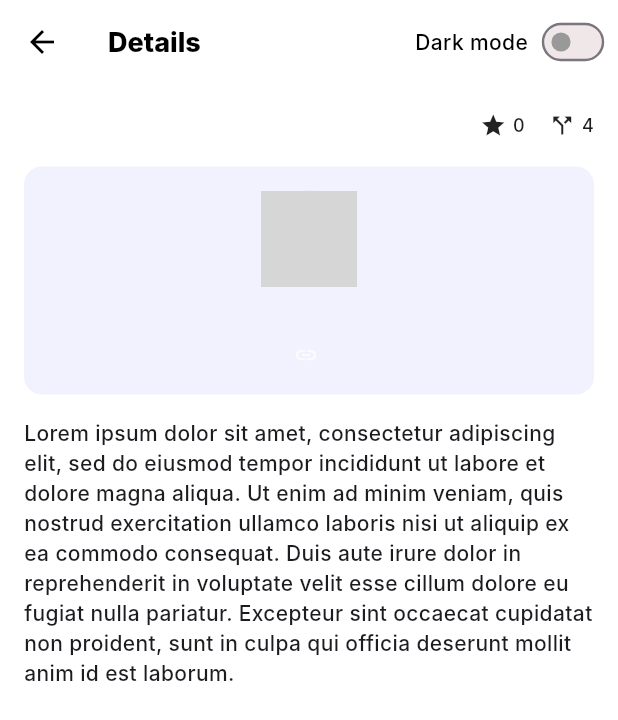
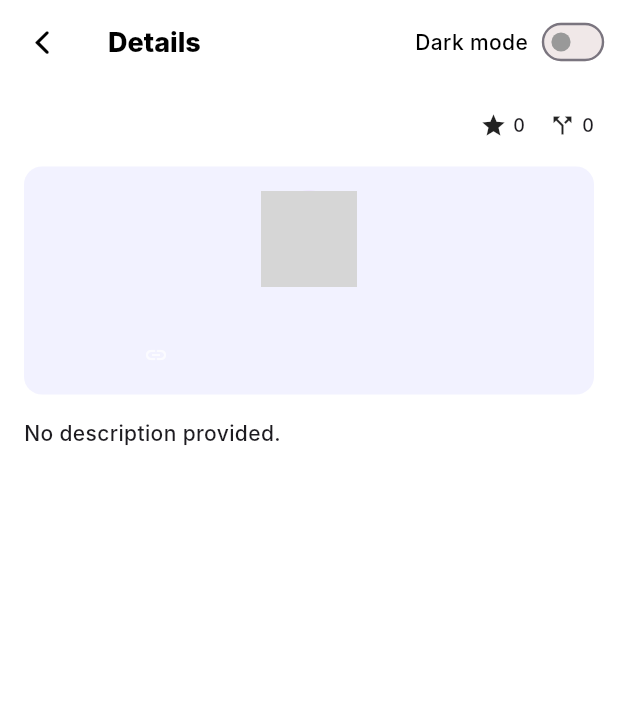
Before and after one commit to Badhon100/Explorer---Flutter-App, a Flutter app: the RepositoryDetailsPage screen opened directly with empty values, on a phone screen of 412 x 824 dp. Shown: the top 720 px of the screen. Run offline on Flutter 3.47's test engine with Material 3 defaults, Android fonts, the phone set to English and light mode, and no system bars; our stand-ins replace connectivity_plus, dio, equatable, flutter_bloc, get_it, pretty_dio_logger and 2 more; accounts and stored records are empty; network calls fail; Roboto replaces fonts that are missing (Inter); grey boxes are pictures that could not be loaded.

Commit message:
fork count issue fixed

```diff
--- a/lib/features/home/data/models/repository_model.dart
+++ b/lib/features/home/data/models/repository_model.dart
@@ -11,6 +11,7 @@ class RepositoryModel extends RepositoryEntity {
     required super.language,
     required super.ownerLogin,
     required super.ownerAvatarUrl,
+    required super.forksCount,
   });
 
   factory RepositoryModel.fromJson(Map<String, dynamic> json) {
@@ -25,6 +26,7 @@ class RepositoryModel extends RepositoryEntity {
       language: json['language'] ?? '',
       ownerLogin: owner['login'] ?? '',
       ownerAvatarUrl: owner['avatar_url'] ?? '',
+      forksCount: json['forks_count'] ?? 0,
     );
   }
 }
--- a/lib/features/home/domain/entities/repository_entity.dart
+++ b/lib/features/home/domain/entities/repository_entity.dart
@@ -8,9 +8,11 @@ class RepositoryEntity {
   final String language;
   final String ownerLogin;
   final String ownerAvatarUrl;
+  final int forksCount;
 
   RepositoryEntity({
     required this.id,
+    required this.forksCount,
     required this.name,
     required this.fullName,
     required this.description,
--- a/lib/features/home/presentation/pages/details_page.dart
+++ b/lib/features/home/presentation/pages/details_page.dart
@@ -2,6 +2,7 @@ import 'package:explorer_flutter_app/core/const/functions.dart';
 import 'package:explorer_flutter_app/core/theme/app_colors.dart';
 import 'package:explorer_flutter_app/core/widgets/custome_widgets.dart';
 import 'package:explorer_flutter_app/features/home/presentation/widgets/theme_switch.dart';
+import 'package:flutter/cupertino.dart';
 import 'package:flutter/material.dart';
 
 class RepositoryDetailsPage extends StatelessWidget {
@@ -11,7 +12,7 @@ class RepositoryDetailsPage extends StatelessWidget {
     required this.username,
     required this.description,
     required this.stars,
-    // required this.forks,
+    required this.forks,
     required this.avatarUrl,
     required this.repoUrl,
   });
@@ -19,13 +20,17 @@ class RepositoryDetailsPage extends StatelessWidget {
   final String username;
   final String description;
   final int stars;
-  // final int forks;
+  final int forks;
   final String avatarUrl;
   final String repoUrl;
   @override
   Widget build(BuildContext context) {
     return Scaffold(
-      appBar: AppBar(title: t18b800('Details'), actions: const [ThemeSwitch()]),
+      appBar: AppBar(
+        title: t18b800('Details'),
+        actions: const [ThemeSwitch()],
+        leading: IconButton(onPressed: (){Navigator.pop(context);}, icon: Icon(CupertinoIcons.back))
+      ),
       body: Padding(
         padding: const EdgeInsets.all(16),
         child: Column(
@@ -44,7 +49,7 @@ class RepositoryDetailsPage extends StatelessWidget {
                     sW16(),
                     Icon(Icons.call_split, size: 18),
                     sW4(),
-                    t12b500('4'),
+                    t12b500(forks.toString()),
                   ],
                 ),
               ],
@@ -87,14 +92,21 @@ class RepositoryDetailsPage extends StatelessWidget {
                       children: [
                         Icon(Icons.link, size: 16, color: Colors.white70),
                         SizedBox(width: 4),
-                        Text(
-                          repoUrl,
-                          style: TextStyle(
-                            color: Theme.of(context).brightness == Brightness.dark
-                                ? AppColors
-                                      .whiteFF // dark mode card
-                                : AppColors.black00,
-                            decoration: TextDecoration.underline,
+                        SizedBox(
+                          width:
+                              200, // or MediaQuery.of(context).size.width * 0.5
+                          child: Text(
+                            repoUrl,
+                            style: TextStyle(
+                              color:
+                                  Theme.of(context).brightness ==
+                                      Brightness.dark
+                                  ? AppColors.whiteFF
+                                  : AppColors.black00,
+                              decoration: TextDecoration.underline,
+                              overflow: TextOverflow.ellipsis,
+                            ),
+                            maxLines: 1,
                           ),
                         ),
                       ],
@@ -105,7 +117,7 @@ class RepositoryDetailsPage extends StatelessWidget {
             ),
             const SizedBox(height: 16),
             t14b500(
-              'Lorem ipsum dolor sit amet, consectetur adipiscing elit, sed do eiusmod tempor incididunt ut labore et dolore magna aliqua. Ut enim ad minim veniam, quis nostrud exercitation ullamco laboris nisi ut aliquip ex ea commodo consequat. Duis aute irure dolor in reprehenderit in voluptate velit esse cillum dolore eu fugiat nulla pariatur. Excepteur sint occaecat cupidatat non proident, sunt in culpa qui officia deserunt mollit anim id est laborum.',
+              description.isNotEmpty ? description : 'No description provided.',
             ),
           ],
         ),
--- a/lib/features/home/presentation/pages/home_page.dart
+++ b/lib/features/home/presentation/pages/home_page.dart
@@ -108,7 +108,7 @@ class _HomePageState extends State<HomePage> {
                                 username: repo.ownerLogin,
                                 description: repo.description,
                                 stars: repo.stargazersCount,
-                                // forks: repo.forks,
+                                forks: repo.forksCount,
                                 avatarUrl: repo.ownerAvatarUrl,
                                 repoUrl: repo.htmlUrl,
                                 ),
--- a/pubspec.yaml
+++ b/pubspec.yaml
@@ -42,6 +42,7 @@ dependencies:
   shimmer: ^3.0.0
   connectivity_plus: ^6.1.5
   url_launcher: ^6.3.2
+  pretty_dio_logger: ^1.4.0
 
 dev_dependencies:
   flutter_test:
```
Also changed, not shown: lib/core/service/api_servie.dart (+15 -20 lines), pubspec.lock.
